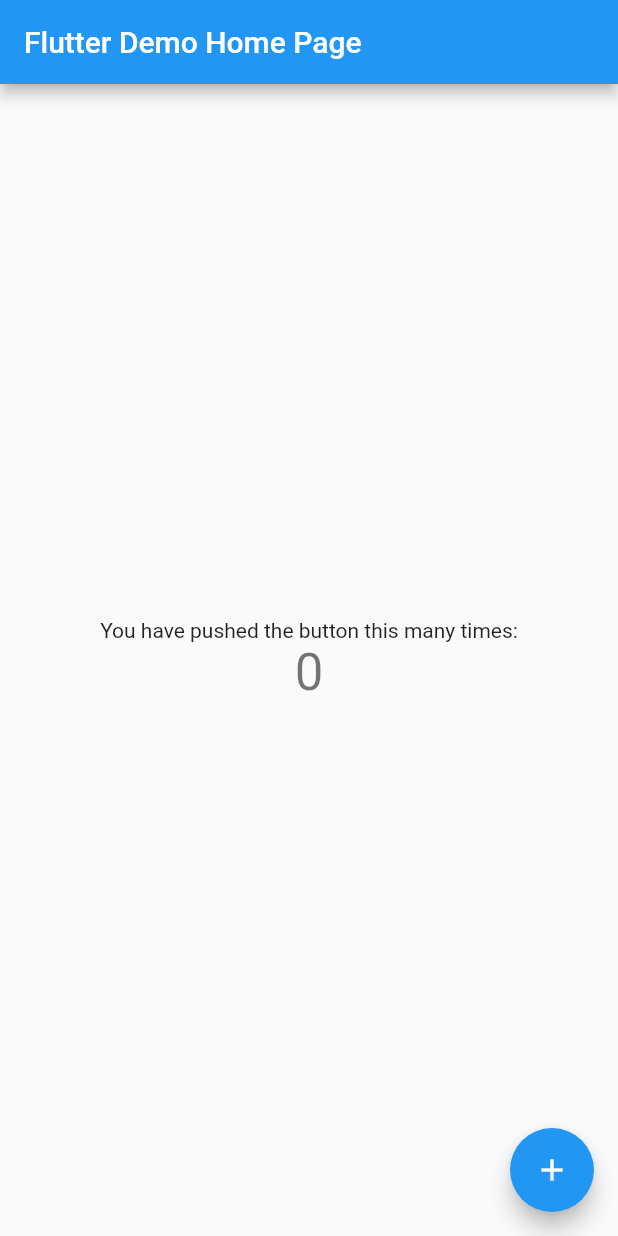
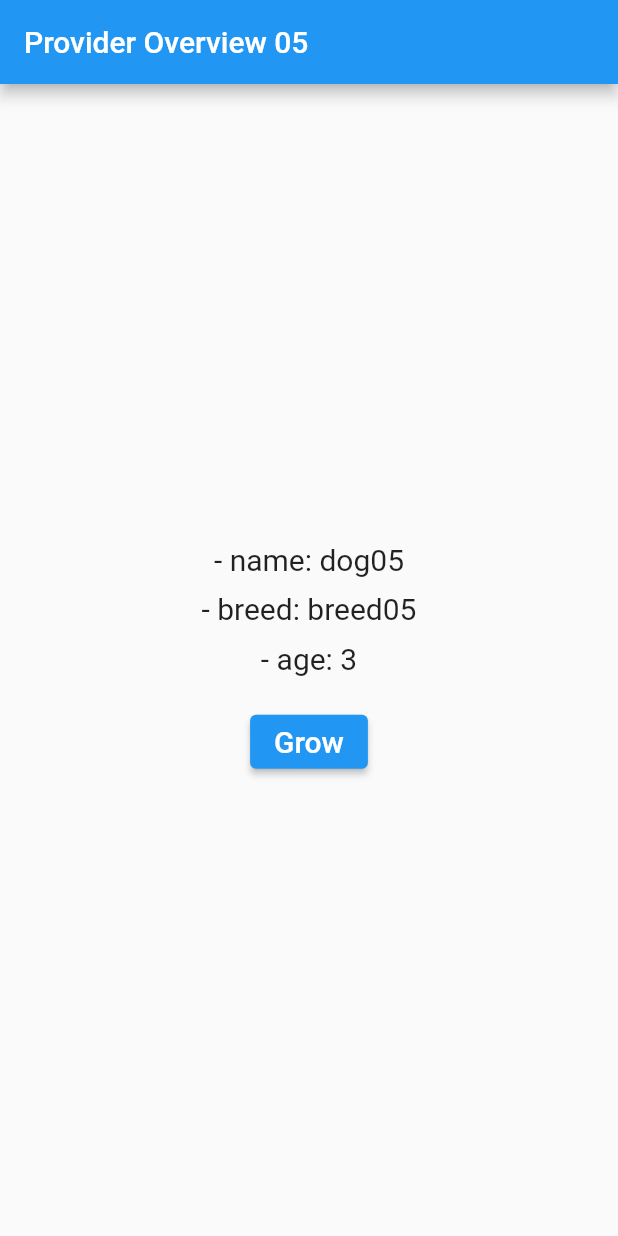
Before and after one commit to jyryuitpro/provider_overview_05, a Flutter app: the screen it shows after launch, on a phone screen of 412 x 824 dp. Run offline on Flutter 3.47's test engine with Material 2 defaults, Android fonts, the phone set to English and light mode, and no system bars.

Commit message:
read, watch, select extension methods

```diff
--- a/lib/main.dart
+++ b/lib/main.dart
@@ -1,4 +1,6 @@
 import 'package:flutter/material.dart';
+import 'package:provider/provider.dart';
+import 'package:provider_overview_05/models/dog.dart';
 
 void main() {
   runApp(const MyApp());
@@ -10,106 +12,98 @@ class MyApp extends StatelessWidget {
   // This widget is the root of your application.
   @override
   Widget build(BuildContext context) {
-    return MaterialApp(
-      title: 'Flutter Demo',
-      theme: ThemeData(
-        // This is the theme of your application.
-        //
-        // Try running your application with "flutter run". You'll see the
-        // application has a blue toolbar. Then, without quitting the app, try
-        // changing the primarySwatch below to Colors.green and then invoke
-        // "hot reload" (press "r" in the console where you ran "flutter run",
-        // or simply save your changes to "hot reload" in a Flutter IDE).
-        // Notice that the counter didn't reset back to zero; the application
-        // is not restarted.
-        primarySwatch: Colors.blue,
+    return ChangeNotifierProvider<Dog>(
+      create: (context) => Dog(name: 'dog05', breed: 'breed05', age: 3),
+      child: MaterialApp(
+        title: 'Provider Overview 05',
+        debugShowCheckedModeBanner: false,
+        theme: ThemeData(
+          primarySwatch: Colors.blue,
+        ),
+        home: const MyHomePage(),
       ),
-      home: const MyHomePage(title: 'Flutter Demo Home Page'),
     );
   }
 }
 
 class MyHomePage extends StatefulWidget {
-  const MyHomePage({Key? key, required this.title}) : super(key: key);
-
-  // This widget is the home page of your application. It is stateful, meaning
-  // that it has a State object (defined below) that contains fields that affect
-  // how it looks.
-
-  // This class is the configuration for the state. It holds the values (in this
-  // case the title) provided by the parent (in this case the App widget) and
-  // used by the build method of the State. Fields in a Widget subclass are
-  // always marked "final".
-
-  final String title;
+  const MyHomePage({Key? key}) : super(key: key);
 
   @override
   State<MyHomePage> createState() => _MyHomePageState();
 }
 
 class _MyHomePageState extends State<MyHomePage> {
-  int _counter = 0;
+  @override
+  Widget build(BuildContext context) {
+    return Scaffold(
+      appBar: AppBar(
+        title: Text('Provider Overview 05'),
+      ),
+      body: Center(
+        child: Column(
+          mainAxisAlignment: MainAxisAlignment.center,
+          mainAxisSize: MainAxisSize.min,
+          children: [
+            Text(
+              '- name: ${context.watch<Dog>().name}',
+              style: TextStyle(fontSize: 20.0),
+            ),
+            SizedBox(
+              height: 10.0,
+            ),
+            BreedAndAge(),
+          ],
+        ),
+      ),
+    );
+  }
+}
 
-  void _incrementCounter() {
-    setState(() {
-      // This call to setState tells the Flutter framework that something has
-      // changed in this State, which causes it to rerun the build method below
-      // so that the display can reflect the updated values. If we changed
-      // _counter without calling setState(), then the build method would not be
-      // called again, and so nothing would appear to happen.
-      _counter++;
-    });
-  }
+class BreedAndAge extends StatelessWidget {
+  const BreedAndAge({Key? key}) : super(key: key);
 
   @override
   Widget build(BuildContext context) {
-    // This method is rerun every time setState is called, for instance as done
-    // by the _incrementCounter method above.
-    //
-    // The Flutter framework has been optimized to make rerunning build methods
-    // fast, so that you can just rebuild anything that needs updating rather
-    // than having to individually change instances of widgets.
-    return Scaffold(
-      appBar: AppBar(
-        // Here we take the value from the MyHomePage object that was created by
-        // the App.build method, and use it to set our appbar title.
-        title: Text(widget.title),
-      ),
-      body: Center(
-        // Center is a layout widget. It takes a single child and positions it
-        // in the middle of the parent.
-        child: Column(
-          // Column is also a layout widget. It takes a list of children and
-          // arranges them vertically. By default, it sizes itself to fit its
-          // children horizontally, and tries to be as tall as its parent.
-          //
-          // Invoke "debug painting" (press "p" in the console, choose the
-          // "Toggle Debug Paint" action from the Flutter Inspector in Android
-          // Studio, or the "Toggle Debug Paint" command in Visual Studio Code)
-          // to see the wireframe for each widget.
-          //
-          // Column has various properties to control how it sizes itself and
-          // how it positions its children. Here we use mainAxisAlignment to
-          // center the children vertically; the main axis here is the vertical
-          // axis because Columns are vertical (the cross axis would be
-          // horizontal).
-          mainAxisAlignment: MainAxisAlignment.center,
-          children: <Widget>[
-            const Text(
-              'You have pushed the button this many times:',
-            ),
-            Text(
-              '$_counter',
-              style: Theme.of(context).textTheme.headline4,
-            ),
-          ],
+    return Column(
+      children: [
+        Text(
+          '- breed: ${context.select<Dog, String>((Dog dog) => dog.breed)}',
+          style: TextStyle(fontSize: 20.0),
         ),
-      ),
-      floatingActionButton: FloatingActionButton(
-        onPressed: _incrementCounter,
-        tooltip: 'Increment',
-        child: const Icon(Icons.add),
-      ), // This trailing comma makes auto-formatting nicer for build methods.
+        SizedBox(
+          height: 10.0,
+        ),
+        Age(),
+      ],
     );
   }
 }
+
+class Age extends StatelessWidget {
+  const Age({Key? key}) : super(key: key);
+
+  @override
+  Widget build(BuildContext context) {
+    return Column(
+      children: [
+        Text(
+          '- age: ${context.select<Dog, int>((Dog dog) => dog.age)}',
+          style: TextStyle(fontSize: 20.0),
+        ),
+        SizedBox(
+          height: 20.0,
+        ),
+        ElevatedButton(
+          onPressed: () => context.read<Dog>().grow(),
+          child: Text(
+            'Grow',
+            style: TextStyle(
+              fontSize: 20.0,
+            ),
+          ),
+        ),
+      ],
+    );
+  }
+}
--- /dev/null
+++ b/lib/models/dog.dart
@@ -0,0 +1,18 @@
+import 'package:flutter/material.dart';
+
+class Dog with ChangeNotifier{
+  final String name;
+  final String breed;
+  int age;
+
+  Dog({
+    required this.name,
+    required this.breed,
+    this.age = 1,
+  });
+
+  void grow() {
+    age++;
+    notifyListeners();
+  }
+}
--- a/pubspec.yaml
+++ b/pubspec.yaml
@@ -34,6 +34,7 @@ dependencies:
   # The following adds the Cupertino Icons font to your application.
   # Use with the CupertinoIcons class for iOS style icons.
   cupertino_icons: ^1.0.2
+  provider: ^6.0.1
 
 dev_dependencies:
   flutter_test:
```
